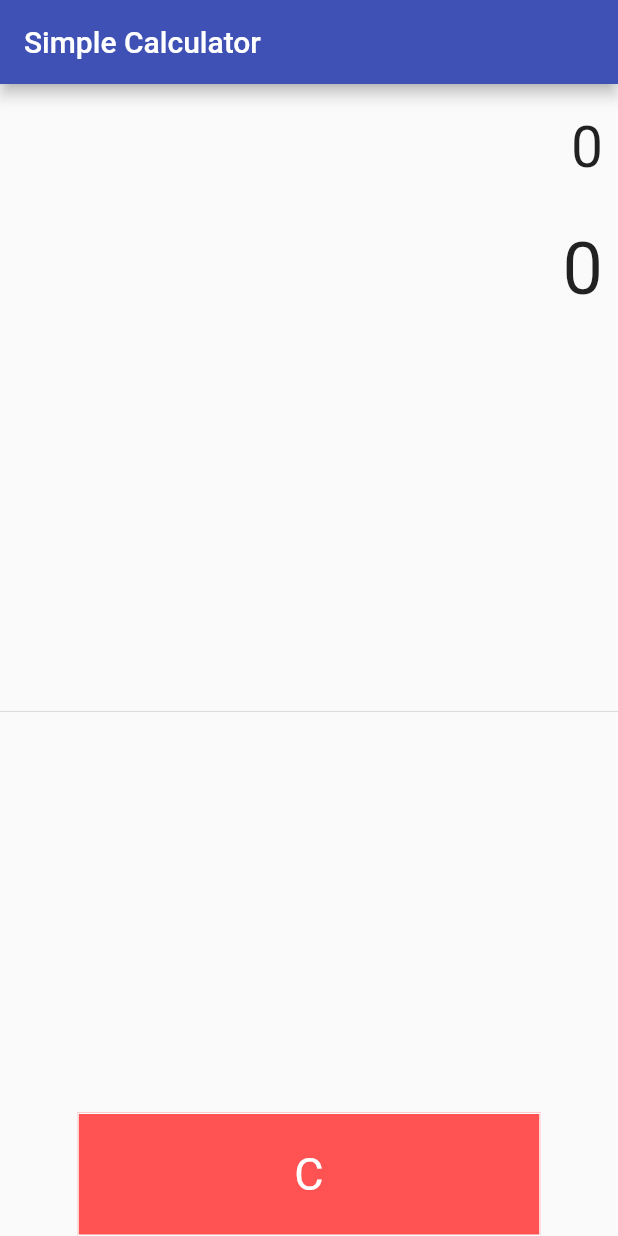
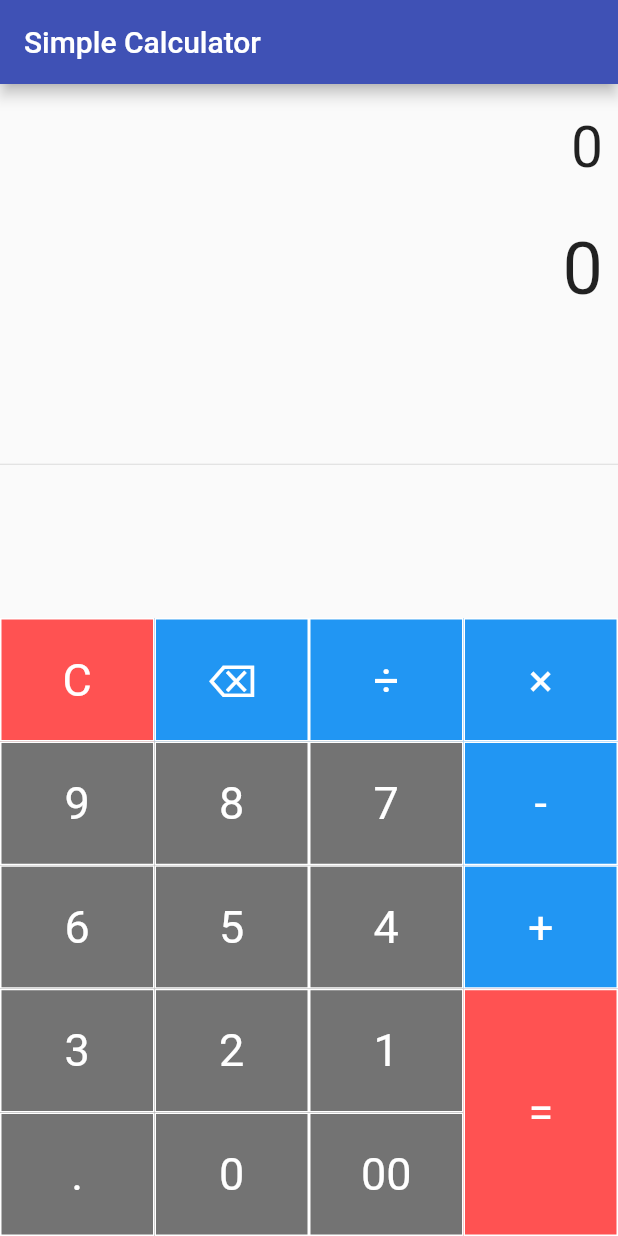
Before and after one commit to GLartey97/Simple-Calculator-Mobile, a Flutter app: the screen it shows after launch, on a phone screen of 412 x 824 dp. Run offline on Flutter 3.47's test engine with Material 2 defaults, Android fonts, the phone set to English and light mode, and no system bars.

Commit message:
Added the clear symbol, operation symbols and nums Added equals sign

```diff
--- a/lib/main.dart
+++ b/lib/main.dart
@@ -26,6 +26,34 @@ class SimpleCalculator extends StatefulWidget {
 }
 
 class _SimpleCalculatorState extends State<SimpleCalculator> {
+  Widget buildButton(
+      String buttonText, double buttonHeight, Color buttonColor) {
+    return Container(
+      height: MediaQuery.of(context).size.height * 0.1 * buttonHeight,
+      color: buttonColor,
+      child: TextButton(
+        onPressed: () {},
+        style: ButtonStyle(
+          shape: MaterialStateProperty.all(
+            RoundedRectangleBorder(
+              borderRadius: BorderRadius.circular(0.0),
+              side: const BorderSide(
+                  color: Colors.white, width: 1, style: BorderStyle.solid),
+            ),
+          ),
+        ),
+        child: Text(
+          buttonText,
+          style: const TextStyle(
+            fontSize: 30.0,
+            fontWeight: FontWeight.normal,
+            color: Colors.white,
+          ),
+        ),
+      ),
+    );
+  }
+
   @override
   Widget build(BuildContext context) {
     return Scaffold(
@@ -54,40 +82,72 @@ class _SimpleCalculatorState extends State<SimpleCalculator> {
             child: Divider(),
           ),
           Row(
-            mainAxisAlignment: MainAxisAlignment.center,
-            children: [
+            mainAxisAlignment: MainAxisAlignment.start,
+            children: <Widget>[
               SizedBox(
                 width: MediaQuery.of(context).size.width * 0.75,
                 child: Table(
                   children: [
                     TableRow(
                       children: [
-                        Container(
-                          height: MediaQuery.of(context).size.height * 0.1,
-                          color: Colors.redAccent,
-                          child: TextButton(
-                            onPressed: () {},
-                            style: ButtonStyle(
-                              shape: MaterialStateProperty.all(
-                                RoundedRectangleBorder(
-                                  borderRadius: BorderRadius.circular(0.0),
-                                  side: const BorderSide(
-                                      color: Colors.white,
-                                      width: 1,
-                                      style: BorderStyle.solid),
-                                ),
-                              ),
-                            ),
-                            child: const Text(
-                              'C',
-                              style: TextStyle(
-                                fontSize: 30.0,
-                                fontWeight: FontWeight.normal,
-                                color: Colors.white,
-                              ),
-                            ),
-                          ),
-                        ),
+                        buildButton("C", 1, Colors.redAccent),
+                        buildButton("⌫", 1, Colors.blue),
+                        buildButton("÷", 1, Colors.blue),
+                      ],
+                    ),
+                    TableRow(
+                      children: [
+                        buildButton("9", 1, Colors.black54),
+                        buildButton("8", 1, Colors.black54),
+                        buildButton("7", 1, Colors.black54),
+                      ],
+                    ),
+                    TableRow(
+                      children: [
+                        buildButton("6", 1, Colors.black54),
+                        buildButton("5", 1, Colors.black54),
+                        buildButton("4", 1, Colors.black54),
+                      ],
+                    ),
+                    TableRow(
+                      children: [
+                        buildButton("3", 1, Colors.black54),
+                        buildButton("2", 1, Colors.black54),
+                        buildButton("1", 1, Colors.black54),
+                      ],
+                    ),
+                    TableRow(
+                      children: [
+                        buildButton(".", 1, Colors.black54),
+                        buildButton("0", 1, Colors.black54),
+                        buildButton("00", 1, Colors.black54),
+                      ],
+                    ),
+                  ],
+                ),
+              ),
+              SizedBox(
+                width: MediaQuery.of(context).size.width * 0.25,
+                child: Table(
+                  children: [
+                    TableRow(
+                      children: [
+                        buildButton("×", 1, Colors.blue),
+                      ],
+                    ),
+                    TableRow(
+                      children: [
+                        buildButton("-", 1, Colors.blue),
+                      ],
+                    ),
+                    TableRow(
+                      children: [
+                        buildButton("+", 1, Colors.blue),
+                      ],
+                    ),
+                    TableRow(
+                      children: [
+                        buildButton("=", 2, Colors.redAccent),
                       ],
                     ),
                   ],
```
